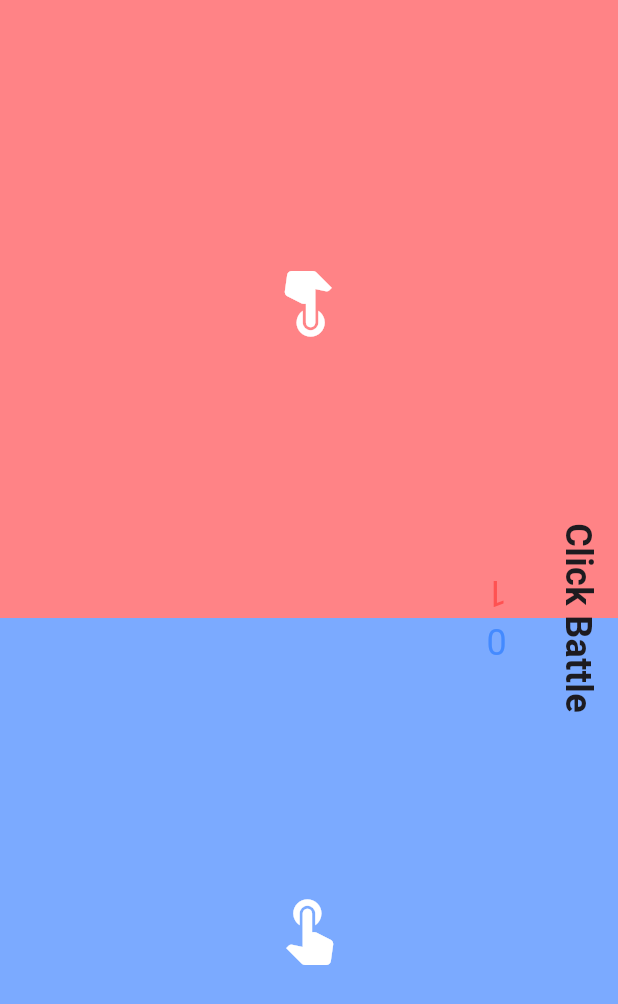
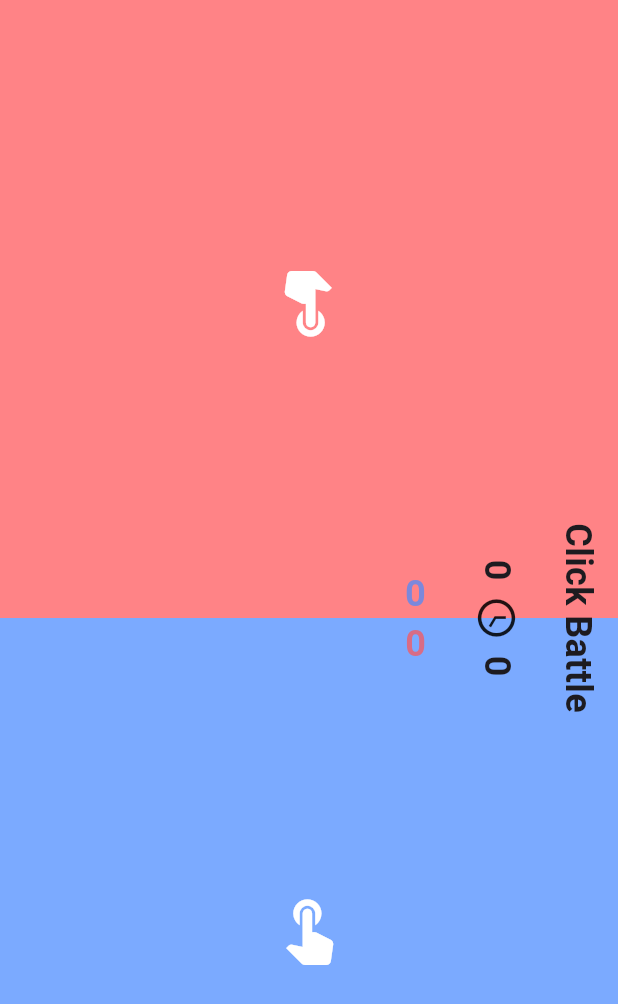
Before and after one commit to mustafaberat/ClickBattleApp, a Flutter app: the screen it shows after launch, after a tap on the "touch app" icon, on a phone screen of 412 x 824 dp. Shown: the top 1004 px of the screen. Run offline on Flutter 3.47's test engine with Material 3 defaults, Android fonts, the phone set to English and light mode, and no system bars.

Commit message:
add timer and game over dialog

```diff
--- a/lib/components/click_area.dart
+++ b/lib/components/click_area.dart
@@ -4,13 +4,11 @@ import 'package:clickbattle/configs/config.dart';
 class ClickArea extends StatelessWidget {
   final VoidCallback onTap;
   final Color color;
-  final IconData icon;
   final double angle;
 
   ClickArea({
     required this.onTap,
     required this.color,
-    required this.icon,
     this.angle = 0,
   });
 
@@ -28,7 +26,7 @@ class ClickArea extends StatelessWidget {
               Transform.rotate(
                 angle: angle,
                 child: Icon(
-                  icon,
+                  ClickBattleConfig.fingerIcon,
                   size: 50,
                   color: Colors.white,
                 ),
--- a/lib/components/score_display.dart
+++ b/lib/components/score_display.dart
@@ -20,6 +20,7 @@ class ScoreDisplay extends StatelessWidget {
         '$score',
         style: TextStyle(
           fontSize: ClickBattleConfig.scoreDisplayFontSize,
+          fontWeight: FontWeight.bold,
           color: color,
         ),
       ),
--- a/lib/configs/config.dart
+++ b/lib/configs/config.dart
@@ -1,11 +1,17 @@
 import 'package:flutter/material.dart';
 
 class ClickBattleConfig {
+  // GENERAL CONFIGS
   static String appName = 'Click Battle';
   static Color player1Color = Colors.redAccent.withOpacity(0.7);
   static Color player2Color = Colors.blueAccent.withOpacity(0.7);
   static Color borderColor = Colors.black;
+  static IconData fingerIcon = Icons.touch_app;
+  static int timerInitTime = 4;
 
-  // SCORE PAGE CONFIGS
+  // SCORE COMPONENT CONFIGS
   static const double scoreDisplayFontSize = 24;
+  static double appNameFontSize = 24;
+  static double timerFontSize = 24;
+  static double timerIconSize = 30;
 }
--- a/lib/main.dart
+++ b/lib/main.dart
@@ -1,4 +1,5 @@
 import 'package:flutter/material.dart';
+import 'dart:async';
 import 'package:clickbattle/configs/config.dart';
 import 'package:clickbattle/components/click_area.dart';
 import 'package:clickbattle/components/score_display.dart';
@@ -24,17 +25,87 @@ class ClickBattleHomePage extends StatefulWidget {
 class _ClickBattleHomePageState extends State<ClickBattleHomePage> {
   int player1Score = 0;
   int player2Score = 0;
+  int timerSeconds = ClickBattleConfig.timerInitTime;
+
+  bool isGameOver = false;
+
+  late Timer timer;
+
+  @override
+  void initState() {
+    super.initState();
+    startTimer();
+  }
+
+  void startTimer() {
+    timer = Timer.periodic(Duration(seconds: 1), (Timer t) {
+      setState(() {
+        if (timerSeconds > 0) {
+          timerSeconds--;
+        } else {
+          isGameOver = true; // Disable clicking when the timer reaches 0
+          t.cancel(); // Stop the timer
+          showRestartDialog();
+        }
+      });
+    });
+  }
+
+  void showRestartDialog() {
+    String resultMessage;
+    if (player1Score > player2Score) {
+      resultMessage = 'Red wins!';
+    } else if (player2Score > player1Score) {
+      resultMessage = 'Blue wins!';
+    } else {
+      resultMessage = 'It\'s a tie!';
+    }
+
+    showDialog(
+      context: context,
+      builder: (BuildContext context) {
+        return AlertDialog(
+          title: Text('Game Over. $resultMessage'),
+          content: Text(
+              'Red: $player1Score Blue: $player2Score\nDo you want to restart the game?'),
+          actions: [
+            TextButton(
+              onPressed: () {
+                Navigator.of(context).pop();
+                restartGame();
+              },
+              child: Text('Restart'),
+            ),
+          ],
+        );
+      },
+    );
+  }
+
+  void restartGame() {
+    setState(() {
+      timerSeconds = ClickBattleConfig.timerInitTime;
+      isGameOver = false;
+      player1Score = 0;
+      player2Score = 0;
+    });
+    startTimer();
+  }
 
   void _incrementPlayer1() {
+    if (!isGameOver) {
       setState(() {
         player1Score++;
       });
     }
+  }
 
   void _incrementPlayer2() {
+    if (!isGameOver) {
       setState(() {
         player2Score++;
       });
+    }
   }
 
   @override
@@ -47,13 +118,11 @@ class _ClickBattleHomePageState extends State<ClickBattleHomePage> {
               ClickArea(
                 onTap: _incrementPlayer1,
                 color: ClickBattleConfig.player1Color,
-                icon: Icons.touch_app,
                 angle: 3.14159,
               ),
               ClickArea(
                 onTap: _incrementPlayer2,
                 color: ClickBattleConfig.player2Color,
-                icon: Icons.touch_app,
               ),
             ],
           ),
@@ -72,7 +141,7 @@ class _ClickBattleHomePageState extends State<ClickBattleHomePage> {
                       Text(
                         ClickBattleConfig.appName,
                         style: TextStyle(
-                          fontSize: 24,
+                          fontSize: ClickBattleConfig.appNameFontSize,
                           fontWeight: FontWeight.bold,
                         ),
                       ),
@@ -80,15 +149,41 @@ class _ClickBattleHomePageState extends State<ClickBattleHomePage> {
                       Row(
                         mainAxisAlignment: MainAxisAlignment.center,
                         children: [
+                          Text(
+                            '$timerSeconds',
+                            style: TextStyle(
+                              fontSize: ClickBattleConfig.timerFontSize,
+                              fontWeight: FontWeight.bold,
+                            ),
+                          ),
+                          SizedBox(width: 10),
+                          Icon(
+                            Icons.access_time, // Clock icon
+                            size: ClickBattleConfig.timerIconSize,
+                          ),
+                          SizedBox(width: 10),
+                          Text(
+                            '$timerSeconds',
+                            style: TextStyle(
+                              fontSize: ClickBattleConfig.timerFontSize,
+                              fontWeight: FontWeight.bold,
+                            ),
+                          ),
+                        ],
+                      ),
+                      SizedBox(height: 20),
+                      Row(
+                        mainAxisAlignment: MainAxisAlignment.center,
+                        children: [
                           ScoreDisplay(
                             score: player1Score,
-                            color: Colors.redAccent,
+                            color: ClickBattleConfig.player2Color,
                             rotationAngle: 1.5708,
                           ),
                           SizedBox(width: 20),
                           ScoreDisplay(
                             score: player2Score,
-                            color: Colors.blueAccent,
+                            color: ClickBattleConfig.player1Color,
                             rotationAngle: -1.5708,
                           ),
                         ],
```
Also changed, not shown: 1 other file. Lines whose indentation alone changed are shown as unchanged.
